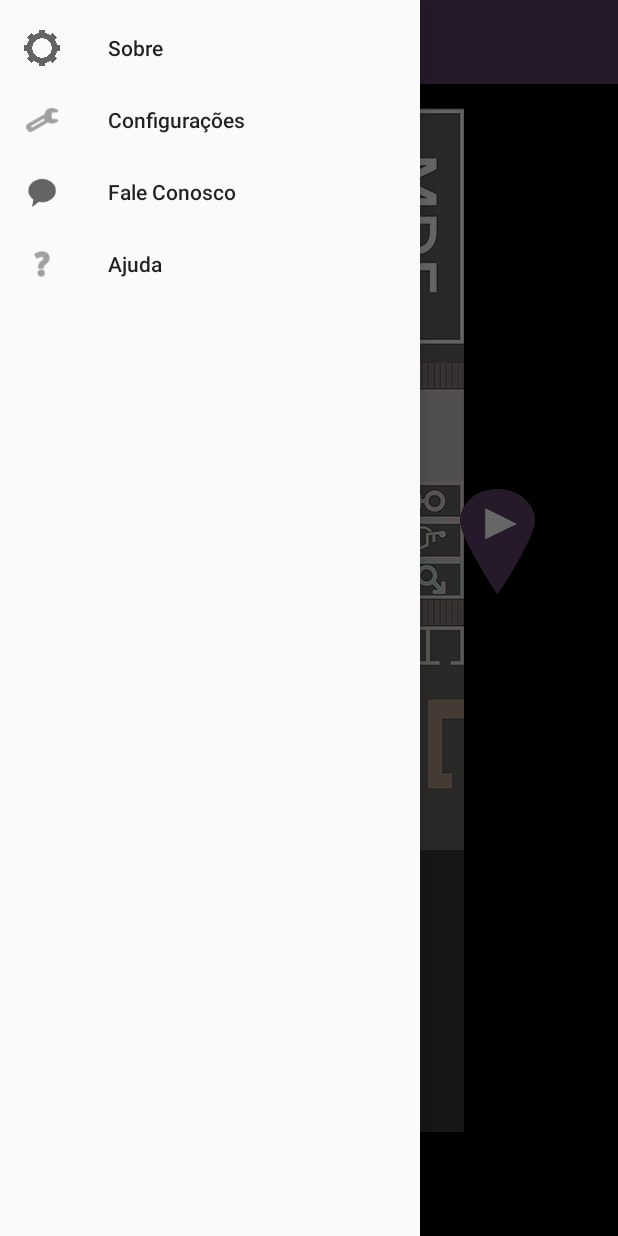
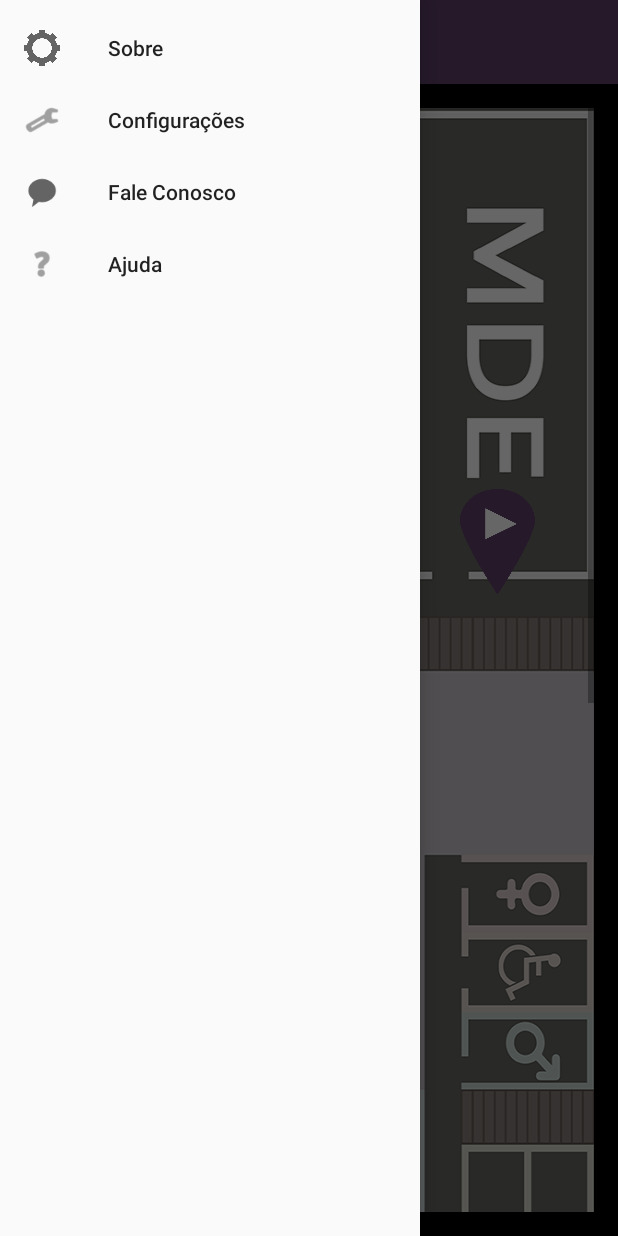
Before and after one commit to ViniciusApolinario/Oficina2k16, an Android app: the screen it shows after launch (MainActivity), with the side drawer open, on a phone screen of 412 x 824 dp. Run offline under Robolectric (Android 15) with nearby library versions, the phone set to English and light mode, and no system bars.

Commit message:
-Development
ugly however functional

```diff
--- a/app/src/main/AndroidManifest.xml
+++ b/app/src/main/AndroidManifest.xml
@@ -11,13 +11,13 @@
         android:label="@string/app_name"
         android:supportsRtl="true"
         android:theme="@style/AppTheme" >
-        <activity
-            android:name=".MainActivity"
+        <activity android:name=".MainActivity"
             android:label="@string/app_name"
             android:theme="@style/AppTheme.NoActionBar" >
+        </activity>
+        <activity android:name=".LogoActivity" android:theme="@style/Theme.AppCompat.NoActionBar">
             <intent-filter>
                 <action android:name="android.intent.action.MAIN" />
-
                 <category android:name="android.intent.category.LAUNCHER" />
             </intent-filter>
         </activity>
--- /dev/null
+++ b/app/src/main/java/com/example/nicolasbezerra/apagar/LogoActivity.java
@@ -0,0 +1,35 @@
+package com.example.nicolasbezerra.apagar;
+
+import android.content.Intent;
+import android.graphics.Color;
+import android.os.Bundle;
+import android.os.Handler;
+import android.support.v7.app.AppCompatActivity;
+
+
+public class LogoActivity extends AppCompatActivity{
+
+    private final static int SPLASH_TIME_OUT = 1500;
+    @Override
+    protected void onCreate(Bundle savedInstanceState){
+        super.onCreate(savedInstanceState);
+        setContentView(R.layout.logo_main);
+        getWindow().getDecorView().setBackgroundColor(Color.BLACK);
+        new Handler().postDelayed(new Runnable() {
+
+            @Override
+            public void run() {
+
+                Intent i = new Intent(LogoActivity.this, MainActivity.class);
+                startActivity(i);
+
+                finish();
+            }
+        }, SPLASH_TIME_OUT);
+    }
+    @Override
+    protected void onResume() {
+        super.onResume();
+        setContentView(R.layout.logo_main);
+    }
+}
--- /dev/null
+++ b/app/src/main/res/layout/logo_main.xml
@@ -0,0 +1,14 @@
+<?xml version="1.0" encoding="utf-8"?>
+<RelativeLayout xmlns:android="http://schemas.android.com/apk/res/android"
+    android:orientation="vertical" android:layout_width="match_parent"
+    android:layout_height="match_parent">
+
+    <ImageView
+        android:layout_width="fill_parent"
+        android:layout_height="fill_parent"
+        android:id="@+id/imageView"
+        android:layout_centerVertical="true"
+        android:layout_centerHorizontal="true"
+        android:background="@drawable/logo_intro"/>
+
+</RelativeLayout>
--- a/app/src/main/res/layout/map_acivity.xml
+++ b/app/src/main/res/layout/map_acivity.xml
@@ -1,5 +1,5 @@
 <?xml version="1.0" encoding="utf-8"?>
-<RelativeLayout xmlns:android="http://schemas.android.com/apk/res/android"
+<LinearLayout xmlns:android="http://schemas.android.com/apk/res/android"
     xmlns:tools="http://schemas.android.com/tools"
     xmlns:app="http://schemas.android.com/apk/res-auto" android:layout_width="match_parent"
     android:layout_height="match_parent" android:paddingLeft="@dimen/activity_horizontal_margin"
@@ -12,20 +12,16 @@
     <ScrollView
         android:layout_width="fill_parent"
         android:layout_height="wrap_content"
-        android:layout_alignParentLeft="true"
-        android:layout_alignParentStart="true"
-        android:layout_alignParentTop="true">
+        android:layout_centerHorizontal="true"
+        >
 
         <RelativeLayout
-            android:orientation="vertical"
-            android:layout_width="fill_parent"
-            android:layout_height="fill_parent">
-
-            <ImageView
-                android:layout_width="fill_parent"
-                android:layout_height="wrap_content"
-                android:src="@drawable/mapa_reduzido"
-                />
+            android:layout_width="match_parent"
+            android:layout_height="wrap_content"
+            android:layout_centerVertical="true"
+            android:layout_centerHorizontal="true"
+            android:background="@drawable/mapao"
+            >
 
             <ImageButton
                 android:layout_width="50dp"
@@ -61,4 +57,4 @@
 
 
 
-</RelativeLayout>
+</LinearLayout>
```
Also changed, not shown: app/src/main/res/drawable-hdpi/logo_intro.png (added), app/src/main/res/drawable-hdpi/mapao.png (added), 1 other file.
